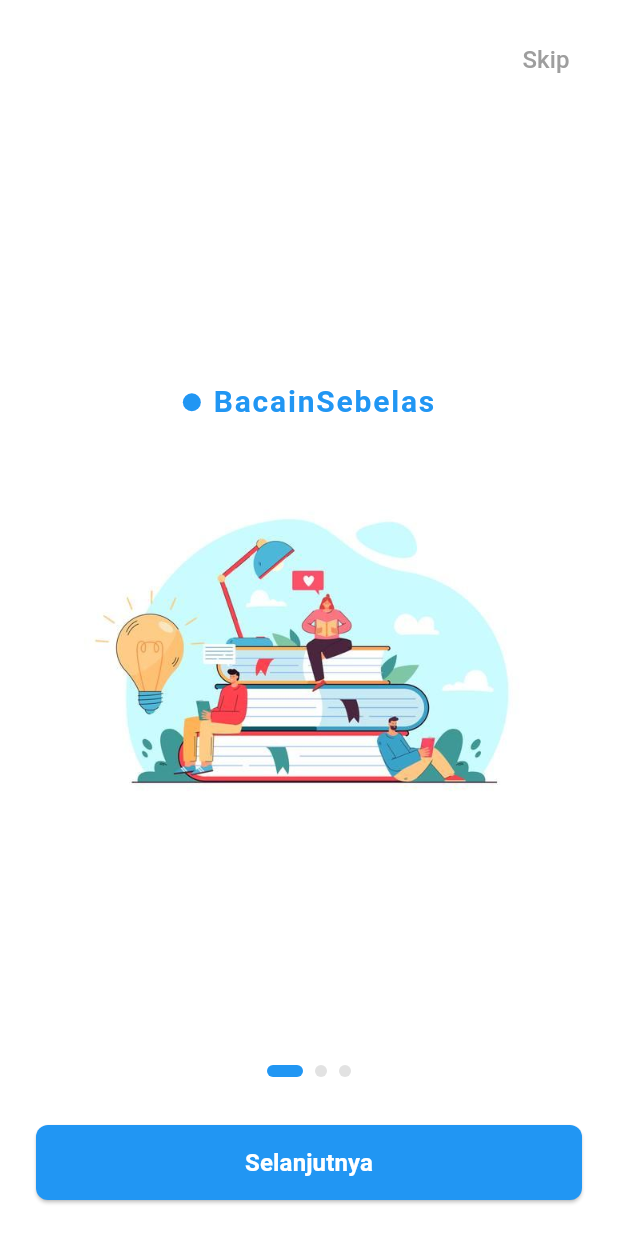
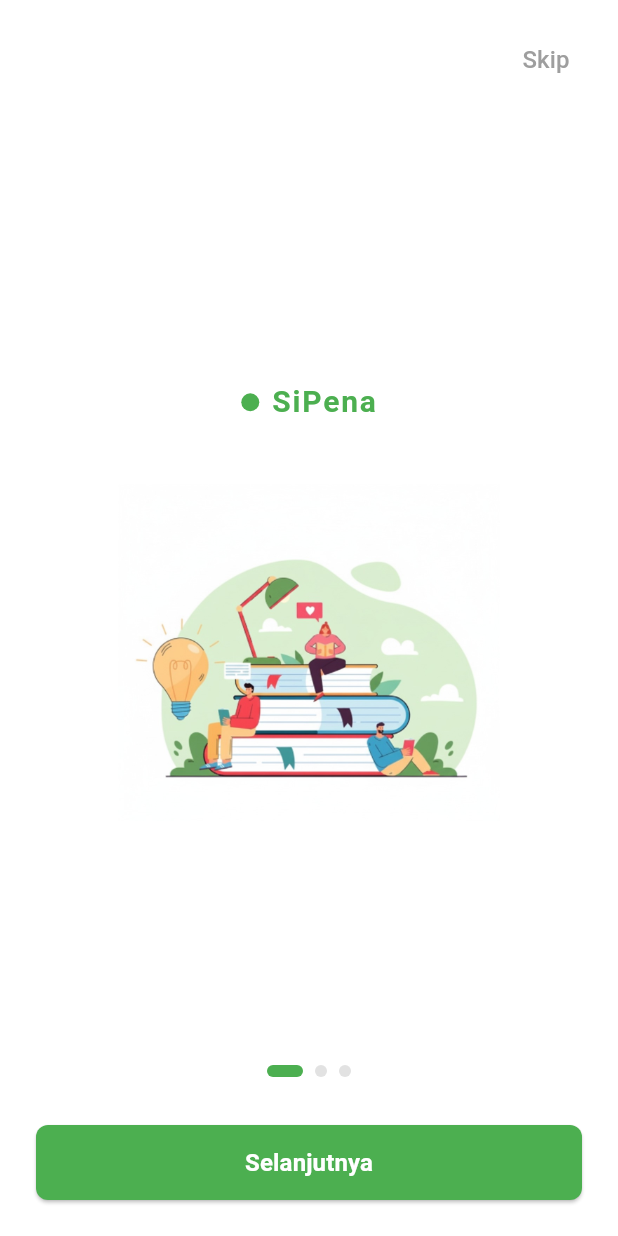
Before and after one commit to carinzuleyka/literasi_akhlak, a Flutter app: the screen it shows after launch, on a phone screen of 412 x 824 dp. Run offline on Flutter 3.47's test engine with Material 3 defaults, Android fonts, the light colour scheme and no system bars; our stand-ins replace image_picker, shared_preferences.

Commit message:
landing page

```diff
--- a/lib/screens/onboarding_screen.dart
+++ b/lib/screens/onboarding_screen.dart
@@ -115,7 +115,7 @@ class _OnboardingScreenState extends State<OnboardingScreen> {
                     child: ElevatedButton(
                       onPressed: _nextPage,
                       style: ElevatedButton.styleFrom(
-                        backgroundColor: Colors.blue,
+                        backgroundColor: Colors.green,
                         foregroundColor: Colors.white,
                         shape: RoundedRectangleBorder(
                           borderRadius: BorderRadius.circular(8),
--- a/lib/widgets/onboarding_page.dart
+++ b/lib/widgets/onboarding_page.dart
@@ -30,17 +30,17 @@ class OnboardingPageWidget extends StatelessWidget {
                       width: 12,
                       height: 12,
                       decoration: const BoxDecoration(
-                        color: Colors.blue,
+                        color: Colors.green,
                         shape: BoxShape.circle,
                       ),
                     ),
                     const SizedBox(width: 8),
                     const Text(
-                      'BacainSebelas',
+                      'SiPena',
                       style: TextStyle(
                         fontSize: 20,
                         fontWeight: FontWeight.bold,
-                        color: Colors.blue,
+                        color: Colors.green,
                         letterSpacing: 1.2,
                       ),
                     ),
--- a/lib/widgets/page_indicator.dart
+++ b/lib/widgets/page_indicator.dart
@@ -22,7 +22,7 @@ class PageIndicator extends StatelessWidget {
           width: currentPage == index ? 24 : 8,
           decoration: BoxDecoration(
             color: currentPage == index
-                ? Colors.blue
+                ? Colors.green
                 : Colors.grey.withOpacity(0.3),
             borderRadius: BorderRadius.circular(4),
           ),
```
Also changed, not shown: assets/images/asset1.png, assets/images/asset2.png, assets/images/asset3.png.
